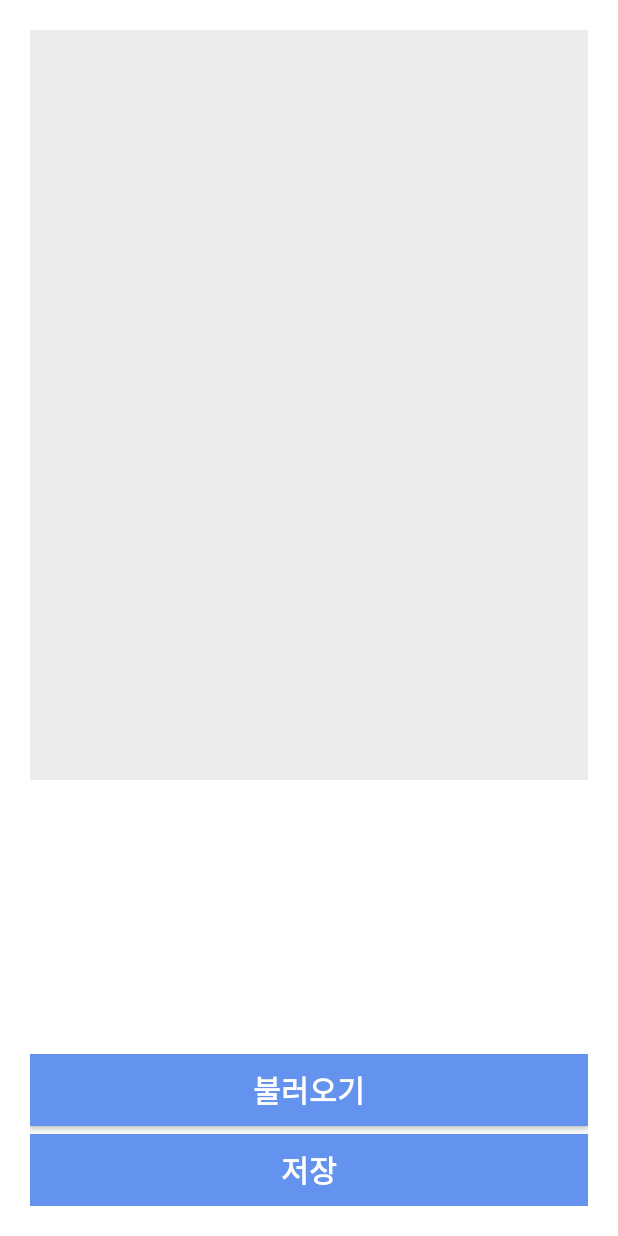
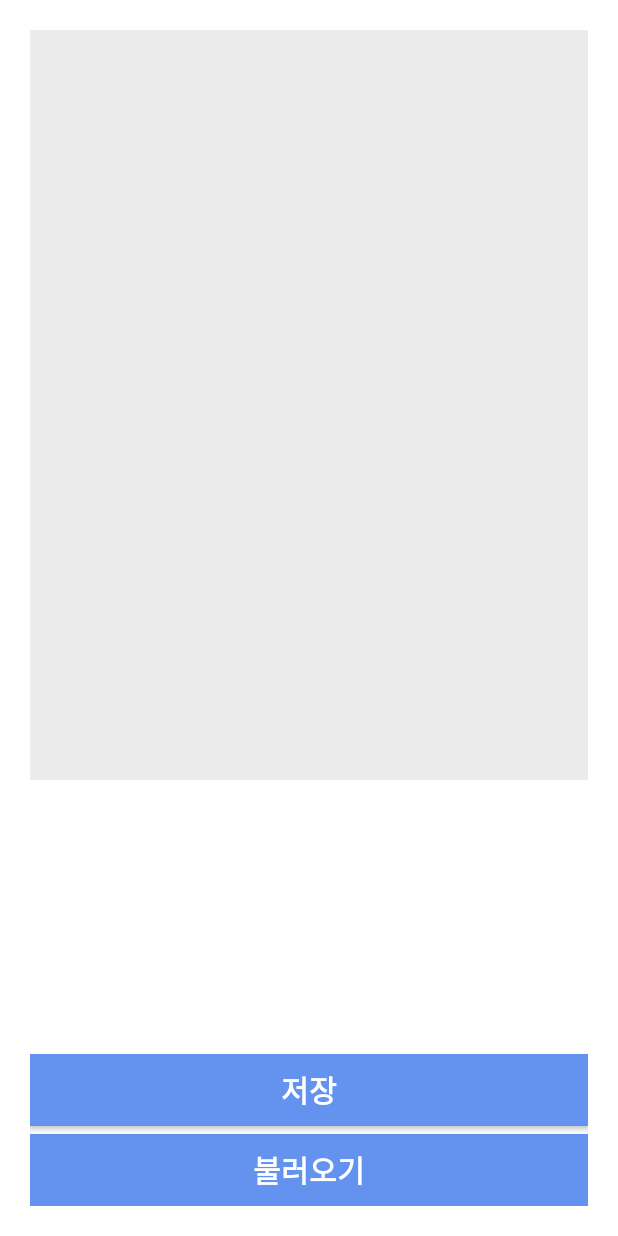
Before and after one commit to Gseungmin/UmcAndroid, an Android app: the UploadActivity screen opened directly, with no data from a screen before it, on a phone screen of 412 x 824 dp. Run offline under Robolectric (Android 15) with nearby library versions, the phone set to English and light mode, and no system bars; our stand-ins replace Room's generated code.

Commit message:
UploadActivity 생명주기 문제 해결

```diff
--- a/app/src/main/AndroidManifest.xml
+++ b/app/src/main/AndroidManifest.xml
@@ -17,7 +17,7 @@
         android:theme="@style/Theme.UMC"
         tools:targetApi="31">
         <activity
-            android:name=".ui.SplashActivity"
+            android:name=".ui.LoginActivity"
             android:exported="true">
             <meta-data
                 android:name="android.app.lib_name"
@@ -38,7 +38,7 @@
                 android:value="" />
         </activity>
         <activity
-            android:name=".ui.LoginActivity"
+            android:name=".ui.SplashActivity"
             android:exported="true">
             <intent-filter>
                 <action android:name="android.intent.action.MAIN" />
--- a/app/src/main/java/com/example/umc/ui/SplashActivity.kt
+++ b/app/src/main/java/com/example/umc/ui/SplashActivity.kt
@@ -22,8 +22,8 @@ class SplashActivity : AppCompatActivity() {
         Handler(Looper.myLooper()!!).postDelayed({
             binding.progressBar.isVisible = false
             binding.textViewIsLoading.isVisible = false
-            startActivity(Intent(this, MainActivity::class.java))
+            startActivity(Intent(this, LoginActivity::class.java))
             finish()
-        }, 3000)
+        }, 2000)
     }
 }
--- a/app/src/main/java/com/example/umc/viewmodel/ImageViewModel.kt
+++ b/app/src/main/java/com/example/umc/viewmodel/ImageViewModel.kt
@@ -1,7 +1,7 @@
 package com.example.umc.viewmodel
 
 import android.graphics.Bitmap
-import android.util.Log
+import android.net.Uri
 import androidx.lifecycle.LiveData
 import androidx.lifecycle.MutableLiveData
 import androidx.lifecycle.ViewModel
@@ -31,4 +31,12 @@ class ImageViewModel(private val repository: DataRepository) : ViewModel() {
         viewModelScope.launch(Dispatchers.IO) {
             repository.deleteAll()
         }
+
+    private var _datas = MutableLiveData<List<Uri>>()
+    val datas : LiveData<List<Uri>>
+        get() = _datas
+
+    fun setImage(images: List<Uri>) {
+        _datas.value = images
+    }
 }
--- /dev/null
+++ b/app/src/main/res/drawable/ic_baseline_map_24.xml
@@ -0,0 +1,5 @@
+<vector android:height="24dp" android:tint="#000000"
+    android:viewportHeight="24" android:viewportWidth="24"
+    android:width="24dp" xmlns:android="http://schemas.android.com/apk/res/android">
+    <path android:fillColor="@android:color/white" android:pathData="M20.5,3l-0.16,0.03L15,5.1 9,3 3.36,4.9c-0.21,0.07 -0.36,0.25 -0.36,0.48V20.5c0,0.28 0.22,0.5 0.5,0.5l0.16,-0.03L9,18.9l6,2.1 5.64,-1.9c0.21,-0.07 0.36,-0.25 0.36,-0.48V3.5c0,-0.28 -0.22,-0.5 -0.5,-0.5zM15,19l-6,-2.11V5l6,2.11V19z"/>
+</vector>
--- a/app/src/main/res/layout/activity_upload.xml
+++ b/app/src/main/res/layout/activity_upload.xml
@@ -17,6 +17,20 @@
         app:layout_constraintTop_toTopOf="parent" />
 
     <androidx.appcompat.widget.AppCompatButton
+        android:id="@+id/btn_save"
+        android:layout_width="0dp"
+        android:layout_height="wrap_content"
+        android:background="#6492EF"
+        android:text="저장"
+        android:textColor="@color/white"
+        android:textSize="20dp"
+        android:textStyle="bold"
+        app:layout_constraintBottom_toTopOf="@+id/btn_show_gallery"
+        app:layout_constraintEnd_toEndOf="parent"
+        android:layout_marginBottom="5dp"
+        app:layout_constraintStart_toStartOf="parent"/>
+
+    <androidx.appcompat.widget.AppCompatButton
         android:id="@+id/btn_show_gallery"
         android:layout_width="0dp"
         android:layout_height="wrap_content"
@@ -25,20 +39,6 @@
         android:textColor="@color/white"
         android:textSize="20dp"
         android:textStyle="bold"
-        android:layout_marginBottom="5dp"
-        app:layout_constraintBottom_toTopOf="@+id/btn_save"
-        app:layout_constraintEnd_toEndOf="parent"
-        app:layout_constraintStart_toStartOf="parent" />
-
-    <androidx.appcompat.widget.AppCompatButton
-        android:id="@+id/btn_save"
-        android:layout_width="0dp"
-        android:layout_height="wrap_content"
-        android:background="#6492EF"
-        android:text="저장"
-        android:textColor="@color/white"
-        android:textSize="20dp"
-        android:textStyle="bold"
         app:layout_constraintBottom_toBottomOf="parent"
         app:layout_constraintEnd_toEndOf="parent"
         app:layout_constraintStart_toStartOf="parent" />
```
Also changed, not shown: app/src/main/java/com/example/umc/ui/LoginActivity.kt (+16 -0 lines), app/src/main/java/com/example/umc/ui/UploadActivity.kt (+7 -8 lines), app/src/main/res/layout/item_card.xml (+9 -30 lines), app/src/main/res/drawable/camera_black.png (added), app/src/main/res/drawable/direction.png (added), app/src/main/res/drawable/location.png (added), app/src/main/res/drawable/location_pin.png (added).
